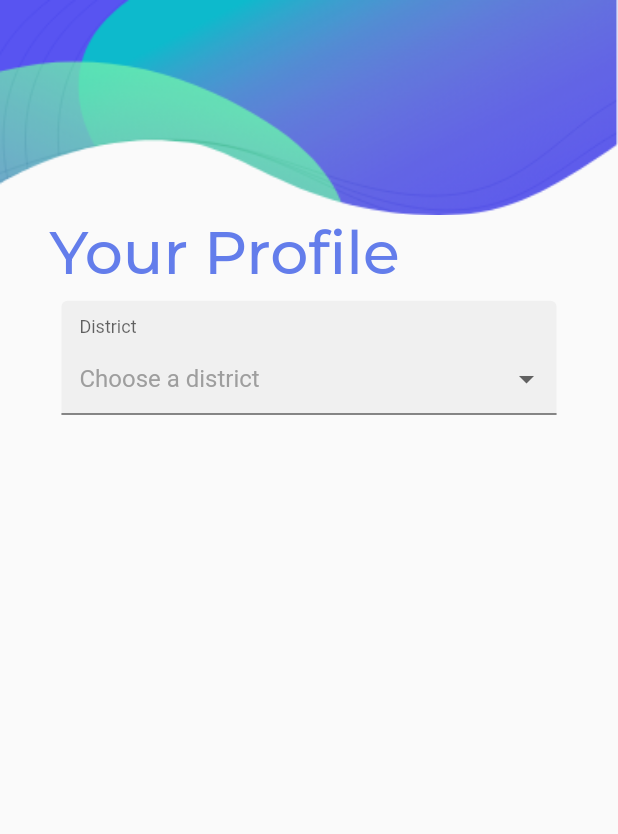
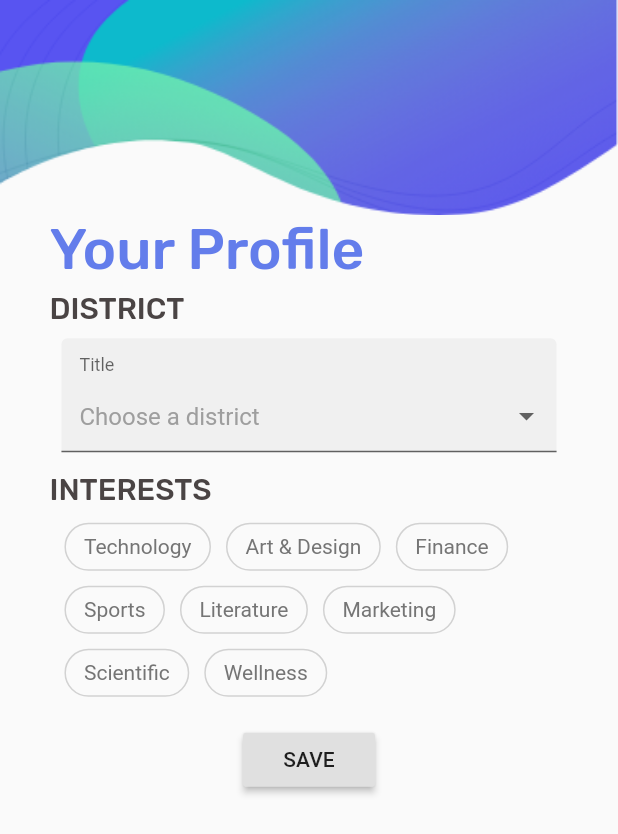
Before and after one commit to FEUP-ESOF-2020-21/open-cx-t2g3-them-d, a Flutter app: the screen it shows after launch, after a tap on "Conference Suggestions", on a phone screen of 412 x 824 dp. Shown: the top 834 px of the screen. Run offline on Flutter 3.47's test engine with Material 2 defaults, Android fonts, the phone set to English and light mode, and no system bars; drawn by our look-alikes of chips_choice, dropdown_formfield; our stand-ins replace google_fonts.

Commit message:
Profile (#1)  - Interests Options Selection

```diff
--- a/smartcon_app/lib/main.dart
+++ b/smartcon_app/lib/main.dart
@@ -1,6 +1,7 @@
 import 'package:flutter/material.dart';
 import 'package:dropdown_formfield/dropdown_formfield.dart';
 import 'package:google_fonts/google_fonts.dart';
+import 'package:chips_choice/chips_choice.dart';
 
 void main() {
   runApp(MyApp());
@@ -22,11 +23,11 @@ class MyApp extends StatelessWidget {
         visualDensity: VisualDensity.adaptivePlatformDensity,
 
         textTheme: TextTheme(
-          headline2: GoogleFonts.montserrat(
-            textStyle: TextStyle(color: Color(0xFF637DEB), fontSize: 40.0,  fontWeight: FontWeight.w500,),
+          headline2: GoogleFonts.rubik(
+            textStyle: TextStyle(color: Color(0xFF637DEB), fontSize: 38.0,  fontWeight: FontWeight.w500,),
           ),
-          headline3: GoogleFonts.montserrat(
-            textStyle: TextStyle(color: Color(0xFF4A4444), fontSize: 23.0,  fontWeight: FontWeight.w700,),
+          headline3: GoogleFonts.rubik(
+            textStyle: TextStyle(color: Color(0xFF4A4444), fontSize: 20.0,  fontWeight: FontWeight.w500, ),
           ),
         ),
 
@@ -127,31 +128,39 @@ class Profile extends StatefulWidget {
 }
 
 class _ProfileState extends State<Profile> {
-  String _myDistrict;
-  String _myDistrictResult;
-  final districtKey = new GlobalKey<FormState>();
+  String _district, _districtResult;
+  List<String> _interests = [ "Technology", "Art & Design", "Finance", "Sports",
+    "Literature", "Marketing", "Scientific", "Wellness"];
+  List<String> _selectedInterests = [];
+  final profileKey = new GlobalKey<FormState>();
 
   @override
   void initState() {
     super.initState();
-    _myDistrict = '';
-    _myDistrictResult = '';
+    _district = '';
+    _districtResult = '';
   }
 
   _saveForm() {
-    var form = districtKey.currentState;
+    var form = profileKey.currentState;
     if (form.validate()) {
       form.save();
       setState(() {
-        _myDistrictResult = _myDistrict;
+        _districtResult = _district;
       });
     }
+
+    Navigator.push(
+      context,
+      MaterialPageRoute(builder: (context) => Test()),
+    );
   }
 
   @override
   Widget build(BuildContext context) {
     return Scaffold(
-        body: Center(
+        resizeToAvoidBottomInset: false,
+        body: SingleChildScrollView(child: Center(
           // Center is a layout widget. It takes a single child and positions it
           // in the middle of the parent.
           child: Column(
@@ -182,55 +191,78 @@ class _ProfileState extends State<Profile> {
                         crossAxisAlignment: CrossAxisAlignment.start,
                         children: <Widget> [
                           Row(
-                              children: [Text("Your Profile", style: Theme.of(context).textTheme.headline2,),]
+                              children: [
+                                Container(
+                                    alignment: Alignment.topLeft,
+                                    child: Text("Your Profile", style: Theme.of(context).textTheme.headline2,)
+                                ),]
                           ),
                           SizedBox(
                             width: MediaQuery.of(context).size.width * 0.84,
                             child: Form(
-                              key: districtKey,
+                              key: profileKey,
                               child: Column(
                                 mainAxisSize: MainAxisSize.min,
                                 children: [
+                                Container(
+                                  padding: EdgeInsets.only(top: 5),
+                                  alignment: Alignment.topLeft,
+                                  child: Text('DISTRICT', style: Theme.of(context).textTheme.headline3,),
+                                ),
                                   Padding(
                                     padding: EdgeInsets.all(8.0),
                                     child: DropDownFormField(
-                                      titleText: 'District',
                                       hintText: 'Choose a district',
-                                      value: _myDistrict,
+                                      value: _district,
                                       onSaved: (value) {
                                         setState(() {
-                                          _myDistrict = value;
+                                          _district = value;
                                         });
                                       },
                                       onChanged: (value) {
                                         setState(() {
-                                          _myDistrict = value;
+                                          _district = value;
                                         });
                                       },
                                       dataSource: [
-                                        {
-                                          "display": "Porto",
-                                          "value": "Porto",
-                                        },
-                                        {
-                                          "display": "Aveiro",
-                                          "value": "Aveiro",
-                                        },
-                                        {
-                                          "display": "Lisboa",
-                                          "value": "Lisboa",
-                                        },
-                                        {
-                                          "display": "Viana do Castelo",
-                                          "value": "Viana do Castelo",
-                                        },
-                                        {
-                                          "display": "Faro",
-                                          "value": "Faro",
-                                        },
+                                        {"display": "Porto", "value": "Porto",},
+                                        {"display": "Aveiro", "value": "Aveiro",},
+                                        {"display": "Lisboa", "value": "Lisboa",},
+                                        {"display": "Viana do Castelo", "value": "Viana do Castelo",},
+                                        {"display": "Faro", "value": "Faro",},
                                       ],
                                       textField: 'display',
                                       valueField: 'value',
+                                    ),
+                                  ),
+                                  Container(
+                                    padding: EdgeInsets.only(top: 5),
+                                    alignment: Alignment.topLeft,
+                                    child: Text('INTERESTS', style: Theme.of(context).textTheme.headline3,),
+                                ),
+                                  SizedBox(
+                                    width: MediaQuery.of(context).size.width * 0.84,
+                                    child: ChipsChoice<String>.multiple(
+                                      value: _selectedInterests,
+                                        onChanged: (val) => setState(() => _selectedInterests = val),
+                                        choiceItems: C2Choice.listFrom<String, String>(
+                                          source: _interests,
+                                          value: (i, v) => v,
+                                          label: (i, v) => v,
+                                        ),
+                                        choiceStyle: C2ChoiceStyle(
+                                        ),
+                                      choiceActiveStyle: const C2ChoiceStyle(
+                                        showCheckmark: false,
+                                      ),
+                                        wrapped: true,
+                                    ),
+                                  ),
+                                  Container(
+                                    padding: EdgeInsets.all(8),
+                                    child: RaisedButton(
+                                      child: Text('SAVE'),
+                                      onPressed: _saveForm,
                                     ),
                                   ),
                                 ],
@@ -245,6 +277,70 @@ class _ProfileState extends State<Profile> {
             ],
           ),
         )
+        )
     );
   }
 }
+
+class MultiSelectChip extends StatefulWidget {
+  final List<String> interests;
+  final Function(List<String>) onSelectionChanged;
+
+  MultiSelectChip(this.interests, {this.onSelectionChanged});
+
+  @override
+  _MultiSelectChipState createState() => _MultiSelectChipState();
+}
+
+class _MultiSelectChipState extends State<MultiSelectChip> {
+  // String selectedChoice = "";
+  List<String> selectedChoices = List();
+
+  _buildChoiceList() {
+    List<Widget> choices = List();
+
+    widget.interests.forEach((item) {
+      choices.add(Container(
+        padding: const EdgeInsets.all(2.0),
+        child: ChoiceChip(
+          label: Text(item),
+          selected: selectedChoices.contains(item),
+          onSelected: (selected) {
+            setState(() {
+              selectedChoices.contains(item)
+                  ? selectedChoices.remove(item)
+                  : selectedChoices.add(item);
+              widget.onSelectionChanged(selectedChoices);
+            });
+          },
+        ),
+      ));
+    });
+
+    return choices;
+  }
+
+  @override
+  Widget build(BuildContext context) {
+    return Wrap(
+      children: _buildChoiceList(),
+    );
+  }
+}
+
+class Test extends StatelessWidget {
+  @override
+  Widget build(BuildContext context) {
+    return Scaffold(
+      body: RaisedButton(
+        onPressed: (){
+          Navigator.push(
+            context,
+            MaterialPageRoute(builder: (context) => Profile()),
+          );
+        },
+        child: Text('Conference Suggestions'),
+      ),
+    );
+  }
+}
--- a/smartcon_app/pubspec.yaml
+++ b/smartcon_app/pubspec.yaml
@@ -25,6 +25,7 @@ dependencies:
     sdk: flutter
   google_fonts: ^1.1.1
   dropdown_formfield: ^0.1.3
+  chips_choice: ^2.0.1
 
   # The following adds the Cupertino Icons font to your application.
   # Use with the CupertinoIcons class for iOS style icons.
```
Also changed, not shown: smartcon_app/pubspec.lock.
